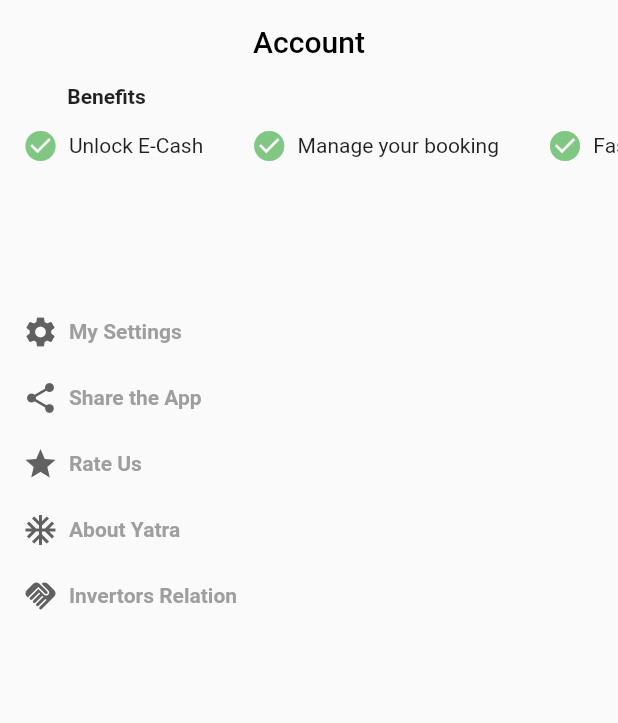
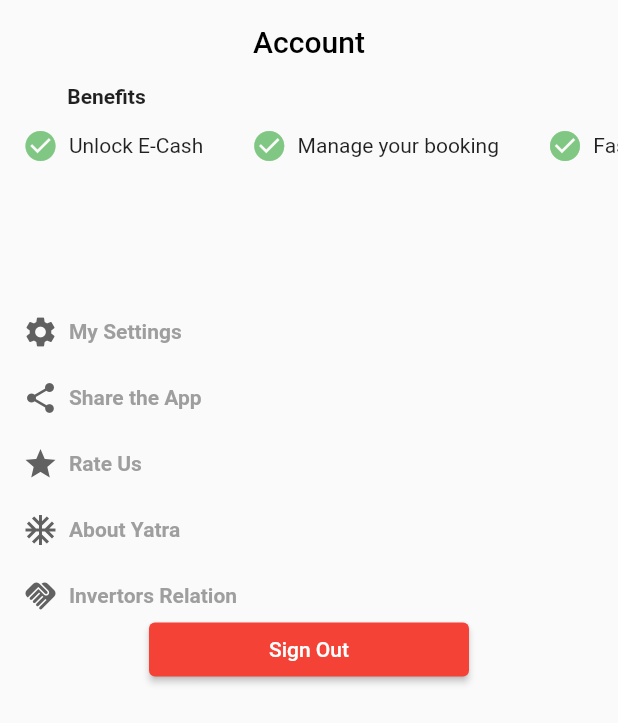
Before and after one commit to ayushmanSrma/yatra_clone, a Flutter app: the account screen opened directly, on a phone screen of 412 x 824 dp. Shown: the top 723 px of the screen. Run offline on Flutter 3.47's test engine with Material 2 defaults, Android fonts, the light colour scheme and no system bars; our stand-ins replace firebase_auth, firebase_core; accounts and stored records are empty.

Commit message:
Login success

```diff
--- a/lib/Authentications/LoginScrren.dart
+++ b/lib/Authentications/LoginScrren.dart
@@ -12,6 +12,7 @@
   //email/Password controller
   final _emailController = TextEditingController();
   final _passwordController = TextEditingController();
+  bool isPasswordVisible = true;
 
   Future signIn() async{
     await FirebaseAuth.instance.signInWithEmailAndPassword(email:_emailController.text.trim(), password: _passwordController.text.trim());
@@ -86,7 +87,7 @@
                       padding: const EdgeInsets.symmetric(horizontal: 10.0,vertical: 5.0),
                       child: TextField(
                          controller: _passwordController,
-
+                        obscureText: isPasswordVisible,
                         decoration: InputDecoration(
                           labelText: "Password",
                           border: OutlineInputBorder(
--- a/lib/Authentications/signUp.dart
+++ b/lib/Authentications/signUp.dart
@@ -59,7 +59,7 @@
                     Padding(
                       padding: const EdgeInsets.symmetric(horizontal: 15.0,vertical: 10.0),
                       child: TextField(
-                        // controller: _passwordcontroller,
+                         controller: _emailController,
                         decoration: InputDecoration(
                           border: OutlineInputBorder(
                               borderRadius: BorderRadius.circular(5.0)
@@ -95,7 +95,7 @@
                     Padding(
                       padding: const EdgeInsets.symmetric(horizontal: 18.0,vertical: 10.0),
                       child: TextField(
-                        // controller: _passwordcontroller,
+                         controller: _passwordController,
                         decoration: InputDecoration(
                           border: OutlineInputBorder(
                               borderRadius: BorderRadius.circular(5.0)
--- a/lib/TabPages/Flight/Flight.dart
+++ b/lib/TabPages/Flight/Flight.dart
@@ -33,6 +33,7 @@
     return Scaffold(
       body: Container(
         color: Colors.transparent,
+        child: SingleChildScrollView(
           child: Column(
             children: [
               //Flight Buttons
@@ -491,6 +492,7 @@
             ],
           ),
         ),
+      ),
     );
   }
   onAllClicked(CheckBoxModal ckbItem){
--- a/lib/main.dart
+++ b/lib/main.dart
@@ -20,7 +20,7 @@
   Widget build(BuildContext context) {
     return MaterialApp(
       debugShowCheckedModeBanner: false,
-      home: homePage(),
+      home: loginScreen(),
       theme: ThemeData(primarySwatch: Colors.red),
     );
   }
--- a/lib/navpage/account.dart
+++ b/lib/navpage/account.dart
@@ -1,11 +1,9 @@
-
-
 import 'package:firebase_auth/firebase_auth.dart';
 import 'package:flutter/material.dart';
 
 class account extends StatefulWidget {
   //final VoidCallback goLogin;
-  const account({Key? key,}) : super(key: key);
+  const account({Key? key}) : super(key: key);
 
   @override
   State<account> createState() => _accountState();
@@ -14,7 +12,12 @@
 class _accountState extends State<account> {
   final user = FirebaseAuth.instance.currentUser!;
 
-  // bool isVisible = (FirebaseAuth.instance.currentUser == null);
+  @override
+  void initState() {
+    // TODO: implement initState
+    super.initState();
+    print(user);
+  }
 
   @override
   Widget build(BuildContext context) {
@@ -39,9 +42,9 @@
                 ),
 
                 SizedBox(height: 13.0,),
-                SingleChildScrollView(
+                Padding(padding: const EdgeInsets.only(left: 15.0),
+                child: SingleChildScrollView(
                   scrollDirection: Axis.horizontal,
-                  child: Padding(padding: const EdgeInsets.only(left: 15.0),
                   child: Row(children: [
                     Icon(Icons.check_circle,color: Colors.green[300],),
                     Text('  Unlock E-Cash'),
@@ -52,8 +55,8 @@
                     Icon(Icons.check_circle,color: Colors.green[300],),
                     Text('  Faster Checkout'),
                   ]
-                  )
                   ),
+                )
                 ),
                 SizedBox(height: 50),
                 // StreamBuilder<User?>(
@@ -67,21 +70,21 @@
                 //       }
                 //     }
                 // ),
-                // Visibility(
-                //   visible: isVisible,
-                //   child: ElevatedButton(
-                //      onPressed: (){}, //widget.goLogin,
-                //     style: ElevatedButton.styleFrom(
-                //         backgroundColor: Colors.red[500],
-                //         padding: EdgeInsets.fromLTRB(110, 15, 110, 15)),
-                //     child: const Text(
-                //       'LOGIN/SIGN UP',
-                //       style: TextStyle(
-                //           fontSize: 15,
-                //           ),
-                //     ),
-                //   ),
-                // ),
+                Visibility(
+                  visible: false,
+                  child: ElevatedButton(
+                     onPressed: (){}, //widget.goLogin,
+                    style: ElevatedButton.styleFrom(
+                        backgroundColor: Colors.red[500],
+                        padding: EdgeInsets.fromLTRB(110, 15, 110, 15)),
+                    child: const Text(
+                      'LOGIN/SIGN UP',
+                      style: TextStyle(
+                          fontSize: 15,
+                          ),
+                    ),
+                  ),
+                ),
 
                 // Visibility(
                 //   visible: !isVisible,
@@ -98,7 +101,7 @@
                 //   ),
                 // ),
 
-                //Bottom Icons
+                //Bottom Icons & text
                 Padding(padding: const EdgeInsets.only(left: 15.0,top: 50),
                      child: Column(
                       children: [
@@ -184,13 +187,17 @@
                       ],
                     )
                 ),
-                // ElevatedButton(
-                //   onPressed: (){FirebaseAuth.instance.signOut();},
-                //     child: Text("Sign Out"),
-                //   style: ElevatedButton.styleFrom(
-                //       backgroundColor: Colors.red[500],
-                //       padding: EdgeInsets.fromLTRB(80, 10, 80, 10)),
-                // )
+
+
+                ElevatedButton(
+                  onPressed: (){FirebaseAuth.instance.signOut();},
+                    child: Text("Sign Out"),
+                  style: ElevatedButton.styleFrom(
+                      backgroundColor: Colors.red[500],
+                      padding: EdgeInsets.fromLTRB(80, 10, 80, 10)),
+                )
+
+
               ],
             ),
 
```
Lines whose indentation alone changed are shown as unchanged.
